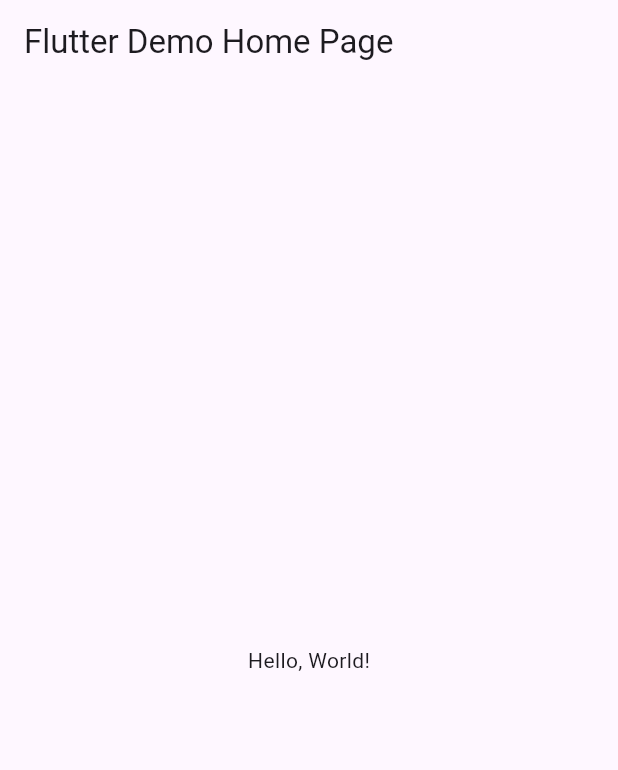
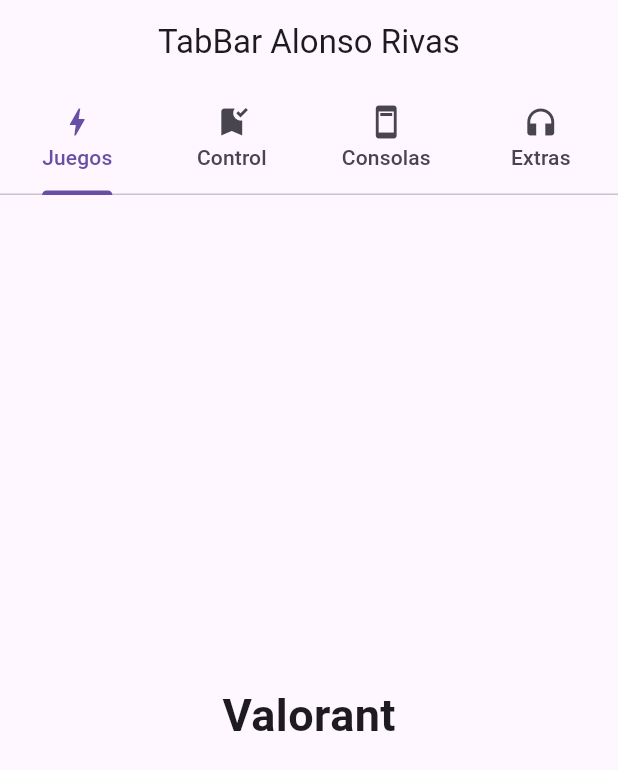
Before and after one commit to AlonsoRivasA/p11_TabBar_Flutlab, a Flutter app: the screen it shows after launch, on a phone screen of 412 x 824 dp. Shown: the top 770 px of the screen. Run offline on Flutter 3.47's test engine with Material 3 defaults, Android fonts, the phone set to English and light mode, and no system bars.

```diff
--- a/lib/main.dart
+++ b/lib/main.dart
@@ -1,43 +1,86 @@
 import 'package:flutter/material.dart';
 
-void main() => runApp(MyApp());
+void main() => runApp(AppMiTabBar());
 
-class MyApp extends StatelessWidget {
-  const MyApp({super.key});
-  // This widget is the root of your application.
+class AppMiTabBar extends StatelessWidget {
+  const AppMiTabBar({Key? key}) : super(key: key);
+
   @override
   Widget build(BuildContext context) {
     return MaterialApp(
-      // Application name
-      title: 'Flutter Hello World',
-      // Application theme data, you can set the colors for the application as
-      // you want
+      title: "Ejemplo TabBar Alonso Rivas",
       theme: ThemeData(
-        // useMaterial3: true,
-        primarySwatch: Colors.blue,
+        primarySwatch: Colors.green,
       ),
-      // A widget which will be started on application startup
-      home: MyHomePage(title: 'Flutter Demo Home Page'),
+      home: MiPaginaInicial(),
+      debugShowCheckedModeBanner: false,
     );
   }
-}
+} //Fin AppMiTabBar
 
-class MyHomePage extends StatelessWidget {
-  final String title;
-  const MyHomePage({super.key, required this.title});
+class MiPaginaInicial extends StatefulWidget {
+  const MiPaginaInicial({Key? key}) : super(key: key);
 
   @override
+  State<MiPaginaInicial> createState() => _MiPaginaInicialState();
+} //MiPaginaInicial
+
+class _MiPaginaInicialState extends State<MiPaginaInicial> {
+  @override
   Widget build(BuildContext context) {
-    return Scaffold(
-      appBar: AppBar(
-        // The title text which will be shown on the action bar
-        title: Text(title),
-      ),
-      body: Center(
-        child: Text(
-          'Hello, World!',
-        ),
-      ),
-    );
-  }
-}
+    return DefaultTabController(
+        length: 4,
+        child: Scaffold(
+          appBar: AppBar(
+            title: Text("TabBar Alonso Rivas"),
+            centerTitle: true,
+            bottom: TabBar(tabs: [
+              Tab(
+                text: "Juegos",
+                icon: Icon(Icons.bolt),
+              ),
+              Tab(
+                text: "Control",
+                icon: Icon(Icons.bookmark_added),
+              ),
+              Tab(
+                text: "Consolas",
+                icon: Icon(Icons.ad_units),
+              ),
+              Tab(
+                text: "Extras",
+                icon: Icon(Icons.headphones),
+              ),
+            ]),
+          ),
+          body: TabBarView(
+            children: const <Widget>[
+              Center(
+                child: Text(
+                  "Valorant",
+                  style: TextStyle(fontWeight: FontWeight.bold, fontSize: 30),
+                ),
+              ),
+              Center(
+                child: Text(
+                  "Control Series S",
+                  style: TextStyle(fontWeight: FontWeight.bold, fontSize: 30),
+                ),
+              ),
+              Center(
+                child: Text(
+                  "Xbox Series X",
+                  style: TextStyle(fontWeight: FontWeight.bold, fontSize: 30),
+                ),
+              ),
+              Center(
+                child: Text(
+                  "Audifonos",
+                  style: TextStyle(fontWeight: FontWeight.bold, fontSize: 30),
+                ),
+              ),
+            ],
+          ),
+        ));
+  } // Fin Widget
+} //_MiPaginaInicialState
```
